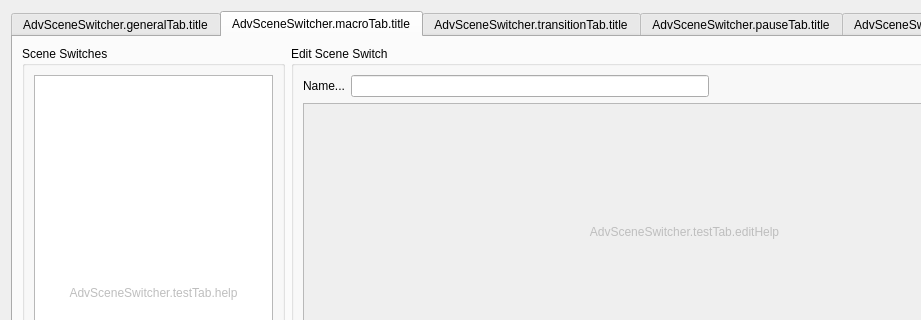
This is forms/advanced-scene-switcher.ui in WarmUpTill/SceneSwitcher as Qt 5 draws it before an edit; both pictures show x 0 to 921 and y 0 to 320 of the 1100 by 600 pixel window. The edited form follows.
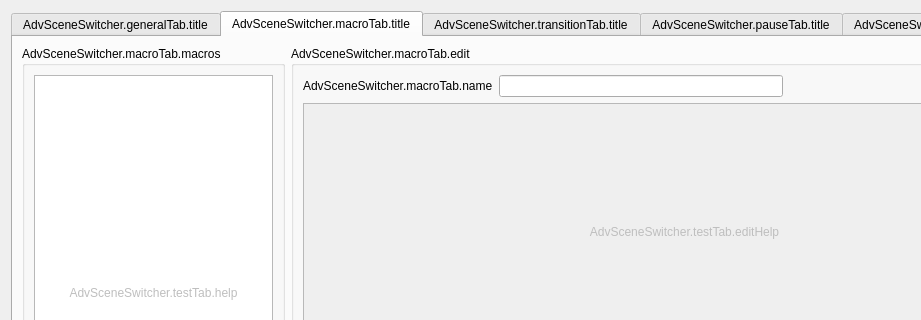
This is the edited form. The open tabs and pages were chosen to show the change. Icons and pictures are not drawn.

Commit message: Add hardcoded strings to locale

The edit to the form file:
```diff
--- a/forms/advanced-scene-switcher.ui
+++ b/forms/advanced-scene-switcher.ui
@@ -568,7 +568,7 @@
        <item>
         <widget class="QGroupBox" name="groupBox_5">
          <property name="title">
-          <string>Scene Switches</string>
+          <string>AdvSceneSwitcher.macroTab.macros</string>
          </property>
          <layout class="QVBoxLayout" name="verticalLayout_32">
           <item>
@@ -751,7 +751,7 @@
        <item>
         <widget class="QGroupBox" name="macroEdit">
          <property name="title">
-          <string>Edit Scene Switch</string>
+          <string>AdvSceneSwitcher.macroTab.edit</string>
          </property>
          <layout class="QVBoxLayout" name="verticalLayout_34" stretch="1,20,10">
           <item>
@@ -759,7 +759,7 @@
             <item>
              <widget class="QLabel" name="label_20">
               <property name="text">
-               <string>Name...</string>
+               <string>AdvSceneSwitcher.macroTab.name</string>
               </property>
              </widget>
             </item>
```
Left out of the diff: 2 changed lines with no effect on the pictures. The commit also changes 1 other file.
